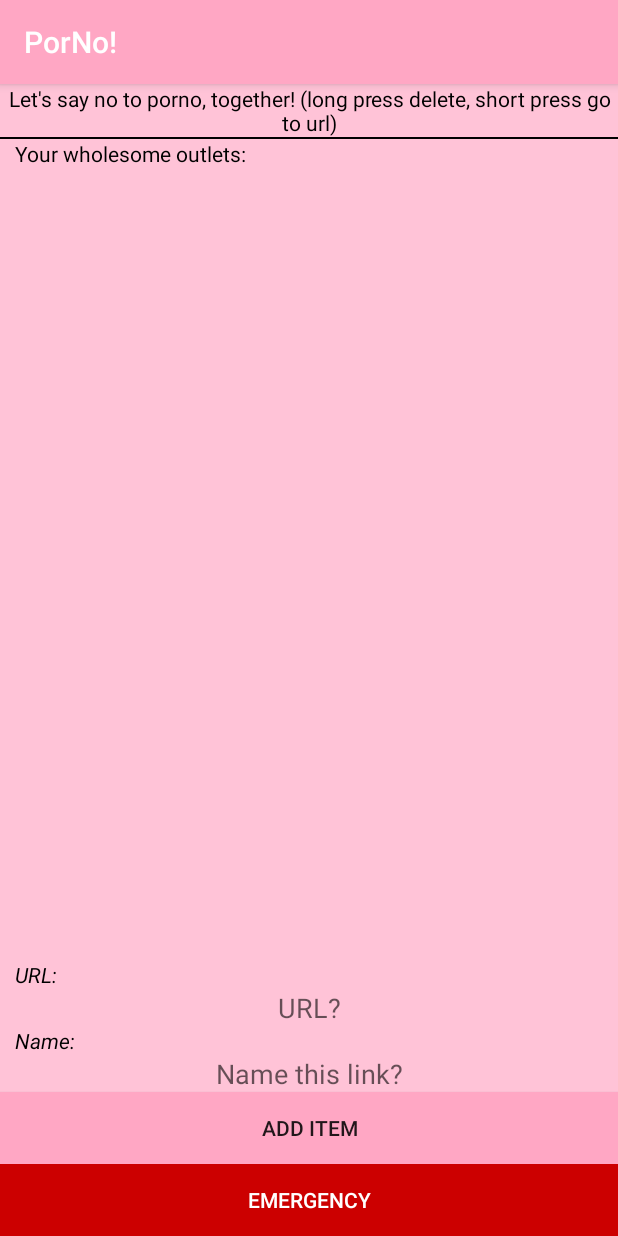
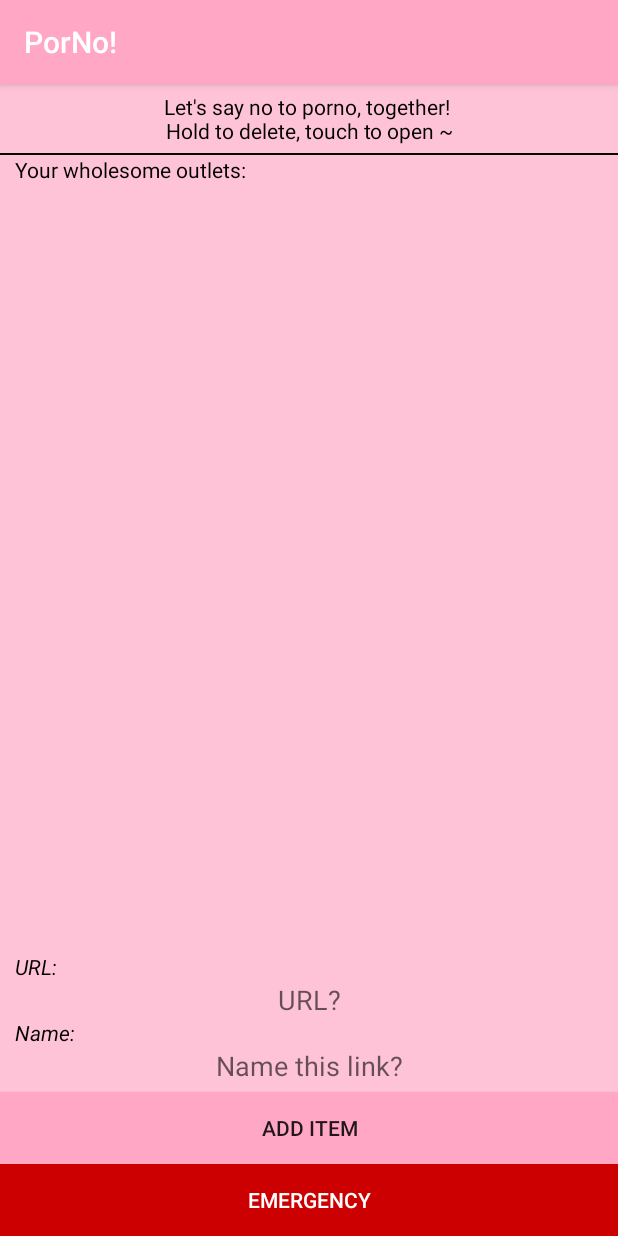
Before and after one commit to mrvivacious/PorNo_Android, an Android app: the screen it shows after launch (MainActivity), on a phone screen of 412 x 824 dp. Run offline under Robolectric (Android 15) with nearby library versions, the phone set to English and light mode, and no system bars.

Commit message:
INCOMING: How-to-use, more info, firestore support

```diff
--- a/app/src/main/java/us/mrvivacio/porno/MainActivity.java
+++ b/app/src/main/java/us/mrvivacio/porno/MainActivity.java
@@ -186,6 +186,7 @@ public class MainActivity extends AppCompatActivity {
 
         Log.d(TAG, "keys  =  " + allLinks.keySet());
 
+        // Thank you, https://stackoverflow.com/questions/22089411/how-to-get-all-keys-of-sharedpreferences-programmatically-in-android
         for (Map.Entry<String, ?> entry : allLinks.entrySet()) {
             String name = entry.getKey();
             String URL = entry.getValue().toString();
--- a/app/src/main/res/layout/activity_main.xml
+++ b/app/src/main/res/layout/activity_main.xml
@@ -11,7 +11,8 @@
         android:layout_height="wrap_content"
         android:id="@+id/tv_msg"
         android:textAlignment="center"
-        android:text="Let's say no to porno, together! (long press delete, short press go to url)"
+        android:padding="5dp"
+        android:text="Let's say no to porno, together! \nHold to delete, touch to open ~"
         android:textColor="@android:color/black"
         android:background="@color/colorAccent"/>
 
@@ -19,6 +20,7 @@
     <!-- This is an <hr>, essentially -->
     <View
         android:id="@+id/hi"
+        android:paddingBottom="5dp"
         android:layout_width="fill_parent"
         android:layout_height="1dp"
         android:background="#000"
@@ -99,6 +101,7 @@
         android:layout_above="@+id/btn_AddItem"
         android:hint="Name this link?"
         android:textAlignment="center"
+        android:paddingBottom="5dp"
         android:layout_alignParentLeft="true"
         android:layout_alignParentStart="true"
         android:background="@color/colorAccent"
```
